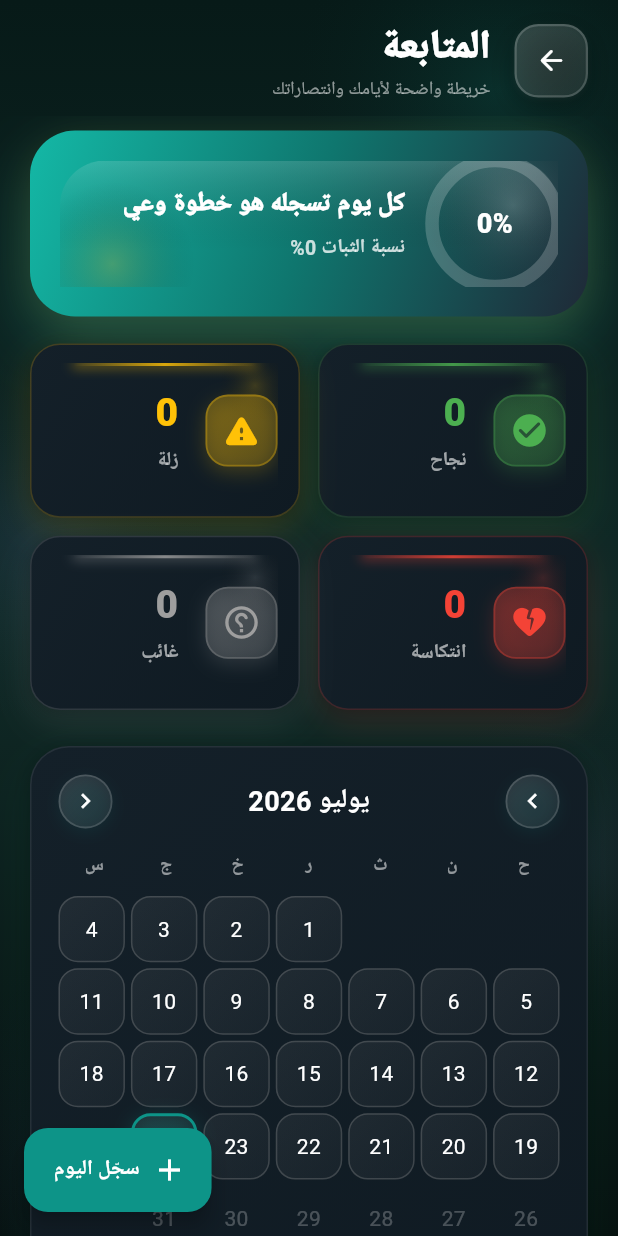
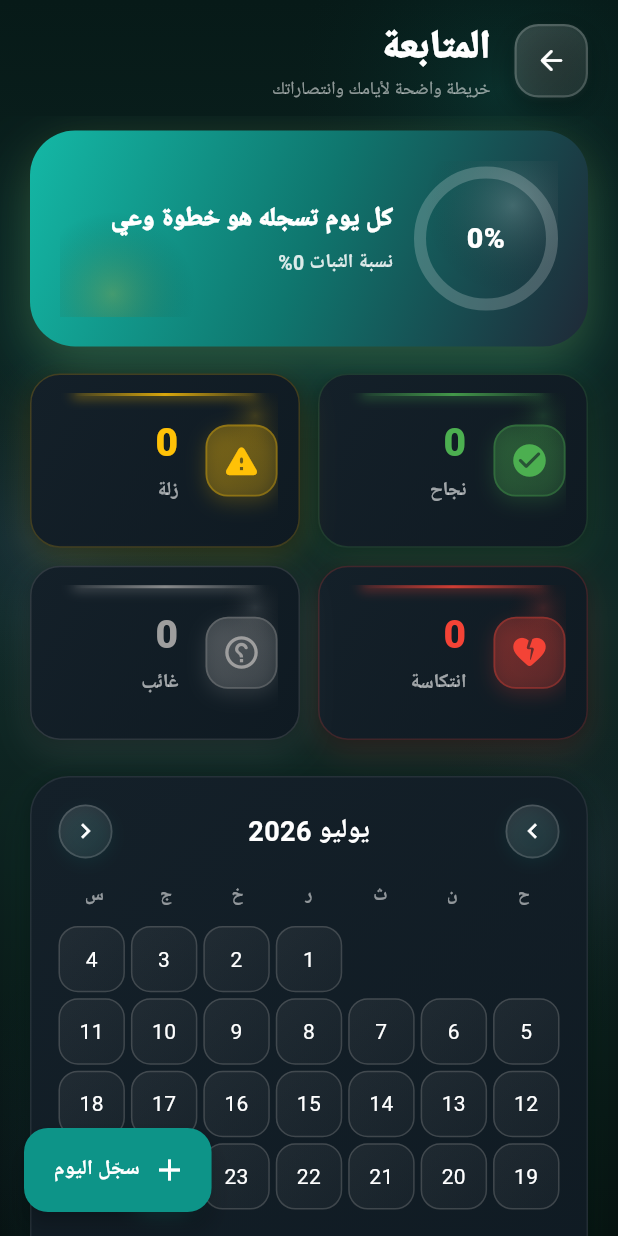
Before and after one commit to yusfkarim994-del/ta3ayusf11, a Flutter app: the TrackingScreen screen opened directly, on a phone screen of 412 x 824 dp. Run offline on Flutter 3.47's test engine with Material 3 defaults, Android fonts, the phone set to English and light mode, and no system bars; our stand-ins replace audioplayers, cached_network_image, cloud_firestore, dio, file_picker, firebase_auth and 12 more; missing offline and left inert: dart:html, dart:ui_web, flutter_inappwebview, flutter_pdfview, record, translator and 1 more; accounts and stored records are empty; Roboto replaces fonts that are missing (Cairo); project files that could hold a hidden picture were left out.

Commit message:
fix: stability rate percentage text no longer hidden on mobile
- Removed shine overlay that was covering the percentage text
- Moved content Row to be the last child in Stack (renders on top)
- Added padding around content row
- Increased circle: 84->88px, font: 18->19px
- Brighter subtitle color: 0.78 -> 0.85 opacity

```diff
--- a/lib/screens/tracking_screen.dart
+++ b/lib/screens/tracking_screen.dart
@@ -408,40 +408,20 @@ class _TrackingScreenState extends State<TrackingScreen>
                   ),
                 ),
               ),
-              // Subtle shine overlay across the top
-              Positioned(
-                top: 0,
-                left: 0,
-                right: 0,
-                child: Container(
-                  height: 60,
-                  decoration: BoxDecoration(
-                    borderRadius: const BorderRadius.only(
-                      topLeft: Radius.circular(30),
-                      topRight: Radius.circular(30),
-                    ),
-                    gradient: LinearGradient(
-                      begin: Alignment.topCenter,
-                      end: Alignment.bottomCenter,
-                      colors: [
-                        Colors.white.withOpacity(0.14),
-                        Colors.transparent,
-                      ],
-                    ),
-                  ),
-                ),
-              ),
-              Row(
+              // Content row (on top of all overlays)
+              Padding(
+                padding: const EdgeInsets.symmetric(horizontal: 4, vertical: 8),
+                child: Row(
                   children: [
                     SizedBox(
-                    width: 84,
-                    height: 84,
+                      width: 88,
+                      height: 88,
                       child: Stack(
                         fit: StackFit.expand,
                         children: [
                           CircularProgressIndicator(
                             value: rate,
-                          strokeWidth: 9,
+                            strokeWidth: 8,
                             backgroundColor: Colors.white.withOpacity(0.20),
                             valueColor:
                                 const AlwaysStoppedAnimation<Color>(Colors.white),
@@ -450,7 +430,7 @@ class _TrackingScreenState extends State<TrackingScreen>
                             child: Text(
                               '${(rate * 100).toInt()}%',
                               style: lang.getTextStyle(
-                              fontSize: 18,
+                                fontSize: 19,
                                 fontWeight: FontWeight.w900,
                                 color: Colors.white,
                               ),
@@ -478,13 +458,14 @@ class _TrackingScreenState extends State<TrackingScreen>
                             style: lang.getTextStyle(
                               fontSize: 13,
                               fontWeight: FontWeight.w700,
-                            color: Colors.white.withOpacity(0.78),
+                              color: Colors.white.withOpacity(0.85),
                             ),
                           ),
                         ],
                       ),
                     ),
                   ],
+                ),
               ),
             ],
           ),
```
Lines whose indentation alone changed are shown as unchanged.
